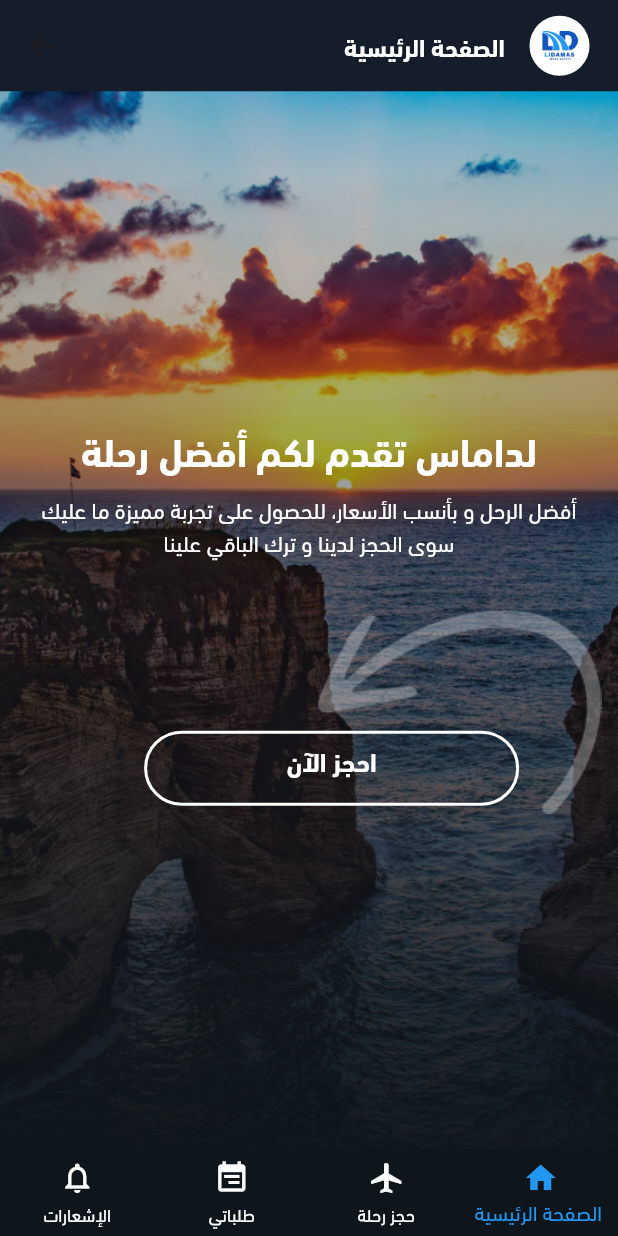
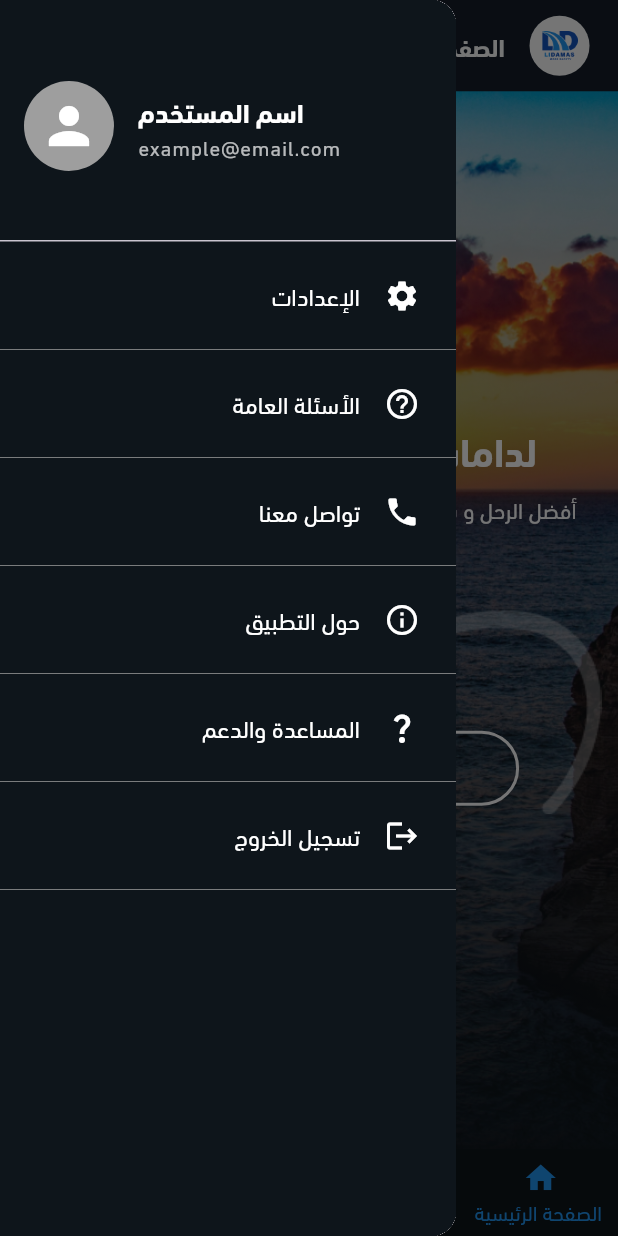
Before and after one commit to abdchtourou/Taxi_project, a Flutter app: the HomePage screen opened by its route, with the side drawer open (before the commit the screen has no drawer), on a phone screen of 412 x 824 dp. Run offline on Flutter 3.47's test engine with Material 3 defaults, Android fonts, the phone set to English and light mode, and no system bars; our stand-ins replace bloc, equatable, flutter_bloc, flutter_screenutil, intl_phone_field, pin_code_fields.

Commit message:
add order details Sreen and drawer

```diff
--- a/lib/core/routing/app_router.dart
+++ b/lib/core/routing/app_router.dart
@@ -4,6 +4,7 @@ import 'package:lidamas/core/routing/routes.dart';
 import 'package:lidamas/cubit/auth/forget_password_cubit.dart';
 import 'package:lidamas/cubit/booking/booking_cubit.dart';
 import 'package:lidamas/cubit/on_boarding_cubit.dart';
+import 'package:lidamas/data/model/booking_model.dart';
 import 'package:lidamas/presetation/screen/auth/forget_password.dart';
 import 'package:lidamas/presetation/screen/auth/login.dart';
 import 'package:lidamas/presetation/screen/auth/verify_code_screen.dart';
@@ -42,9 +43,11 @@ class AppRouter {
         return MaterialPageRoute(
             builder: (context) => const ResetPasswordVerification());
         case Routes.details:
-          final cubit = settings.arguments as BookingDetailsCubit;
+          final BookingModel bookingModel = settings.arguments as BookingModel;
+          print('///////////////////////');
+        print(bookingModel);
         return MaterialPageRoute(
-            builder: (context) =>  Details(cubit: cubit,));
+            builder: (context) =>  Details(bookingModel: bookingModel,));
 
     }
   }
--- a/lib/core/utils/app_them.dart
+++ b/lib/core/utils/app_them.dart
@@ -7,6 +7,9 @@ class AppTheme {
     scaffoldBackgroundColor: const Color(0xFF0E151B),
       appBarTheme: const AppBarTheme(
         backgroundColor: Color(0xFF0F1921),
+      ),
+      iconTheme: const IconThemeData(
+        color: Colors.blue, // Replace with your desired color
       ),
       inputDecorationTheme: const InputDecorationTheme(
         focusedBorder: OutlineInputBorder(
--- /dev/null
+++ b/lib/data/model/booking_details.dart
@@ -0,0 +1,3 @@
+class BookingDetails{
+
+}
--- a/lib/main.dart
+++ b/lib/main.dart
@@ -10,6 +10,7 @@ import 'package:lidamas/presetation/screen/auth/rest_password.dart';
 import 'package:lidamas/presetation/screen/auth/sign_up.dart';
 import 'package:lidamas/presetation/screen/auth/verify_code_screen.dart';
 import 'package:lidamas/presetation/screen/booking_screen/booking_screen.dart';
+import 'package:lidamas/presetation/screen/fAQ_screen.dart';
 import 'package:lidamas/presetation/screen/homePage/home_page.dart';
 import 'package:lidamas/presetation/screen/onBoarding/onBoarding.dart';
 
@@ -51,7 +52,9 @@ class MyApp extends StatelessWidget {
             //   create: (context) => OnBoardingCubit(),
             //   child: const Onboarding(),
             // ),
+          home: FAQScreen(),
         );
+
       },
     );
   }
--- a/lib/presetation/screen/booking_screen/widgets/trip_details_form.dart
+++ b/lib/presetation/screen/booking_screen/widgets/trip_details_form.dart
@@ -43,7 +43,7 @@ class TripDetailsForm extends StatelessWidget {
           title: "الاسم الكامل",
           keyboardType: TextInputType.text,
           focusedBorderColors: Colors.white,
-          controller: cubit.fullNameController,
+          controller: cubit.fullName,
         ),
         const ExpandableTextField(
           label: 'Enter Description',
--- a/lib/presetation/screen/homePage/home_page.dart
+++ b/lib/presetation/screen/homePage/home_page.dart
@@ -28,13 +28,14 @@ class HomePage extends StatelessWidget {
       child: BlocBuilder<NavigationCubit, NavigationState>(
         builder: (context, state) {
           return Scaffold(
-            appBar: _buildAppBar(context),
+            drawer:CustomDrawer(),
+            appBar: buildAppBar(context),
             body: IndexedStack(
               index: state.selectedIndex,
               children: [
                 _buildHomeContent(context), // Home Page
-                BookingScreen(), // Booking Screen with its own Scaffold
-                OrdersScreen(), // Orders Page
+                BookingScreen(),
+                OrdersScreen(),
                 // _buildNotificationsContent(context), // Notifications Page
               ],
             ),
@@ -94,39 +95,6 @@ class HomePage extends StatelessWidget {
     );
   }
 
-  AppBar _buildAppBar(BuildContext context) {
-    return AppBar(
-      toolbarHeight: 60.h,
-      elevation: 2,
-      actions: [
-        Padding(
-          padding: const EdgeInsets.all(8.0),
-          child: Row(
-            crossAxisAlignment: CrossAxisAlignment.center,
-            children: [
-              Text(
-            context.read<NavigationCubit>().currentPageTitle,
-                style: TextStyle(
-                  color: Colors.white,
-                  fontSize: 16.sp,
-                  fontWeight: FontWeight.bold,
-                ),
-              ),
-              SizedBox(width: 15.w),
-              CircleAvatar(
-                backgroundColor: Colors.white,
-                child: Padding(
-                  padding: const EdgeInsets.all(8.0),
-                  child: Image.asset(ImageAsset.logo),
-                ),
-              ),
-              SizedBox(width: 10.w),
-            ],
-          ),
-        ),
-      ],
-    );
-  }
 
   Widget _buildBottomNavigationBar(
       BuildContext context, NavigationState state) {
@@ -169,3 +137,117 @@ class HomePage extends StatelessWidget {
     );
   }
 }
+AppBar buildAppBar(BuildContext context) {
+  return AppBar(
+    iconTheme: const IconThemeData(
+      color: Colors.white, // Change this to your desired color
+    ),
+    toolbarHeight: 60.h,
+    elevation: 2,
+    actions: [
+      Padding(
+        padding: const EdgeInsets.all(8.0),
+        child: Row(
+          crossAxisAlignment: CrossAxisAlignment.center,
+          children: [
+            Text(
+              context.read<NavigationCubit>().currentPageTitle,
+              style: TextStyle(
+                color: Colors.white,
+                fontSize: 16.sp,
+                fontWeight: FontWeight.bold,
+              ),
+            ),
+            SizedBox(width: 15.w),
+            CircleAvatar(
+              backgroundColor: Colors.white,
+              child: Padding(
+                padding: const EdgeInsets.all(8.0),
+                child: Image.asset(ImageAsset.logo),
+              ),
+            ),
+            SizedBox(width: 10.w),
+          ],
+        ),
+      ),
+    ],
+  );
+}
+
+class CustomDrawer extends StatelessWidget {
+  const CustomDrawer({super.key});
+
+  @override
+  Widget build(BuildContext context) {
+    return Drawer(
+      child: Container(
+        color: Color(0xFF0E151B),
+        child: ListView(
+          padding: EdgeInsets.zero,
+          children: [
+          const  DrawerHeader(
+              decoration: BoxDecoration(
+                color: Color(0xFF0E151B),
+              ),
+              child: Row(
+                crossAxisAlignment: CrossAxisAlignment.center,
+                children: [
+                  CircleAvatar(
+                    radius: 30,
+                    backgroundColor: Colors.grey,
+                    child: Icon(Icons.person, size: 40, color: Colors.white),
+                  ),
+                  SizedBox(width: 16),
+                  Column(
+                    crossAxisAlignment: CrossAxisAlignment.start,
+                    mainAxisAlignment: MainAxisAlignment.center,
+                    children: [
+                      Text(
+                        "اسم المستخدم",
+                        style: TextStyle(
+                          color: Colors.white,
+                          fontSize: 18,
+                          fontWeight: FontWeight.bold,
+                        ),
+                      ),
+                      Text(
+                        "example@email.com",
+                        style: TextStyle(
+                          color: Colors.white70,
+                          fontSize: 14,
+                        ),
+                      ),
+                    ],
+                  ),
+                ],
+              ),
+            ),
+            _buildDrawerItem(Icons.settings, "الإعدادات",(){}),
+            _buildDrawerItem(Icons.help_outline, "الأسئلة العامة",(){}),
+            _buildDrawerItem(Icons.phone, "تواصل معنا",(){}),
+            _buildDrawerItem(Icons.info_outline, "حول التطبيق",(){}),
+            _buildDrawerItem(Icons.question_mark, "المساعدة والدعم",(){}),
+            _buildDrawerItem(Icons.logout, "تسجيل الخروج",(){}),
+          ],
+        ),
+      ),
+    );
+  }
+
+  Widget _buildDrawerItem(IconData icon, String title,void Function()? onTap) {
+    return Column(
+      children: [
+        ListTile(
+          trailing: Icon(icon, color: Colors.white),
+          title: Text(
+            title,
+            style: const TextStyle(color: Colors.white, fontSize: 16,),
+            textAlign: TextAlign.end,
+          ),
+          onTap:onTap,
+        ),
+        Divider(thickness: 0.5,color: Colors.grey,)
+      ],
+    );
+  }
+}
--- a/lib/presetation/screen/oreders/widget/card_order.dart
+++ b/lib/presetation/screen/oreders/widget/card_order.dart
@@ -1,6 +1,7 @@
 import 'package:flutter/material.dart';
 import 'package:flutter_screenutil/flutter_screenutil.dart';
 import 'package:lidamas/core/utils/extensions.dart';
+import 'package:lidamas/cubit/booking/booking_cubit.dart';
 
 import '../../../../core/routing/routes.dart';
 import 'custom_row.dart';
@@ -11,7 +12,7 @@ class CardOrder extends StatelessWidget {
   final count;
   final fromTo;
   final date;
-  final cubit;
+  final BookingDetailsCubit cubit;
 
   @override
   Widget build(BuildContext context) {
@@ -38,7 +39,7 @@ class CardOrder extends StatelessWidget {
               Center(
                 child: OutlinedButton(
                   onPressed: () {
-                    context.pushNamed(Routes.details,arguments: cubit);
+                    context.pushNamed(Routes.details,arguments: cubit.bookingModel);
 
                   },
                   style: OutlinedButton.styleFrom(
```
Also changed, not shown: lib/cubit/booking/booking_cubit.dart (+7 -5 lines), lib/presetation/screen/fAQ_screen.dart (added, +111 -0 lines), lib/presetation/screen/oreders/details.dart (+12 -10 lines).
